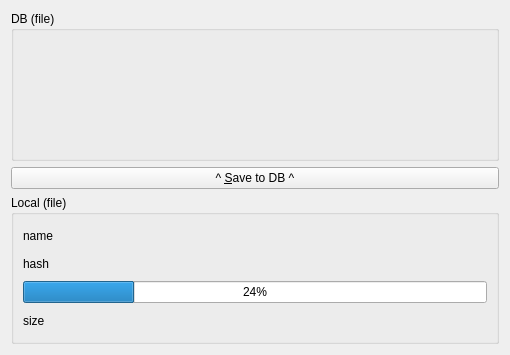
Qt form fileinfowidget.ui (theme/MangaLib) before a commit.
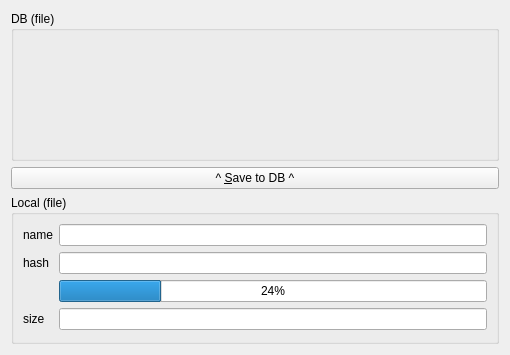
The same form after that commit.

Commit message: enable copy of fileinfo.

```diff
--- a/fileinfowidget.ui
+++ b/fileinfowidget.ui
@@ -13,7 +13,7 @@
   <property name="windowTitle">
    <string>Form</string>
   </property>
-  <layout class="QVBoxLayout" name="verticalLayout_2">
+  <layout class="QVBoxLayout" name="verticalLayout">
    <item>
     <widget class="QGroupBox" name="DBFileInfoGroup">
      <property name="title">
@@ -34,30 +34,51 @@
      <property name="title">
       <string>Local (file)</string>
      </property>
-     <layout class="QVBoxLayout" name="verticalLayout">
-      <item>
-       <widget class="QLabel" name="lname">
-        <property name="text">
-         <string>name</string>
-        </property>
-       </widget>
-      </item>
-      <item>
-       <widget class="QLabel" name="lhash">
+     <layout class="QFormLayout" name="formLayout">
+      <item row="2" column="0">
+       <widget class="QLabel" name="hashLabel">
         <property name="text">
          <string>hash</string>
         </property>
        </widget>
       </item>
-      <item>
-       <widget class="QProgressBar" name="lhashProgress">
+      <item row="1" column="0">
+       <widget class="QLabel" name="nameLabel">
+        <property name="text">
+         <string>name</string>
+        </property>
+       </widget>
+      </item>
+      <item row="1" column="1">
+       <widget class="QLineEdit" name="nameEdit">
+        <property name="readOnly">
+         <bool>true</bool>
+        </property>
+       </widget>
+      </item>
+      <item row="2" column="1">
+       <widget class="QLineEdit" name="hashEdit">
+        <property name="readOnly">
+         <bool>true</bool>
+        </property>
+       </widget>
+      </item>
+      <item row="3" column="1">
+       <widget class="QProgressBar" name="hashProgress">
         <property name="value">
          <number>24</number>
         </property>
        </widget>
       </item>
-      <item>
-       <widget class="QLabel" name="lsize">
+      <item row="4" column="1">
+       <widget class="QLineEdit" name="sizeEdit">
+        <property name="readOnly">
+         <bool>true</bool>
+        </property>
+       </widget>
+      </item>
+      <item row="4" column="0">
+       <widget class="QLabel" name="sizeLabel">
         <property name="text">
          <string>size</string>
         </property>
```
Left out of the diff: 2 changed lines with no effect on the pictures. The commit also changes 1 other file.
